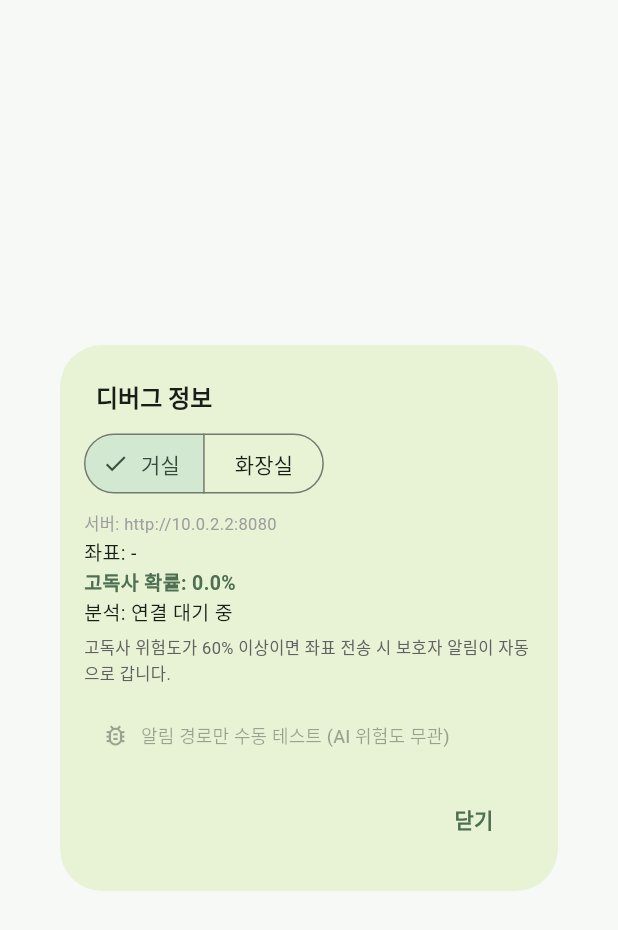
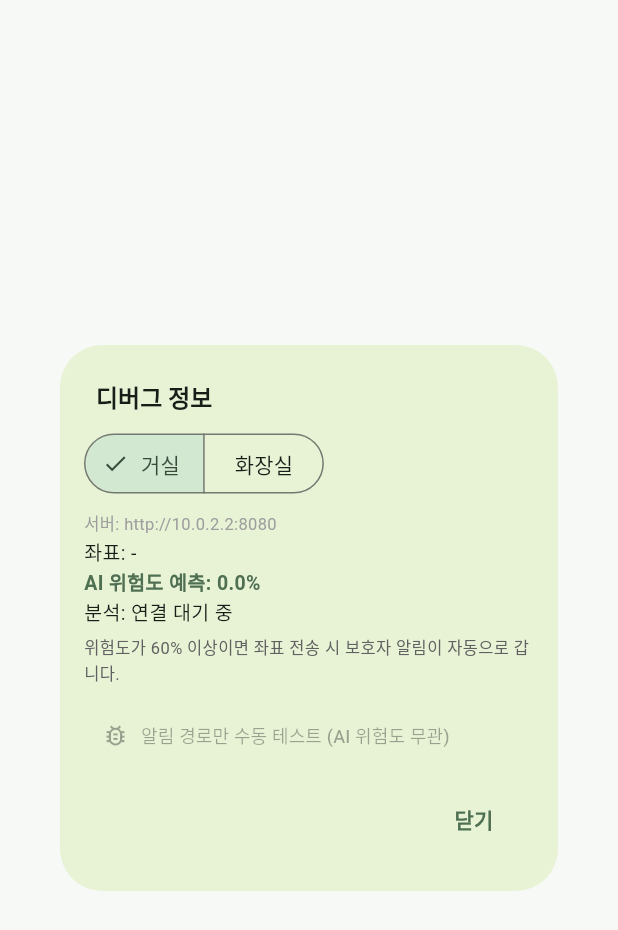
Before and after one commit to jjks7021/monitoring-server, a Flutter app: the PatientDebugDialog widget shown alone on an empty page, opened directly, on a phone screen of 412 x 824 dp. Shown: the top 930 px of the screen. Run offline on Flutter 3.47's test engine with Material 3 defaults, Android fonts, the phone set to English and light mode, and no system bars; our stand-ins replace camera, dio, permission_handler, shared_preferences, table_calendar; missing offline and left inert: google_mlkit_pose_detection, stomp_dart_client; accounts and stored records are empty; Roboto replaces fonts that are missing (KCC-Hanbit).

Commit message:
거의 최종

```diff
--- a/app/lib/screens/guardian_home_screen.dart
+++ b/app/lib/screens/guardian_home_screen.dart
@@ -233,7 +233,7 @@ class _GuardianHomeScreenState extends State<GuardianHomeScreen> {
               ),
               const SizedBox(height: 12),
               Text(
-                '고독사 위험도: ${(_probability * 100).toStringAsFixed(1)}%',
+                'AI 위험도 예측: ${(_probability * 100).toStringAsFixed(1)}%',
                 style: TextStyle(
                   fontSize: 18,
                   fontWeight: FontWeight.bold,
--- a/app/lib/screens/patient_monitor_screen.dart
+++ b/app/lib/screens/patient_monitor_screen.dart
@@ -286,7 +286,7 @@ class _PatientMonitorScreenState extends State<PatientMonitorScreen> {
           ScaffoldMessenger.of(context).showSnackBar(
             SnackBar(
               content: Text(
-                '고독사 위험도 ${pct.toStringAsFixed(0)}% → 보호자 자동 알림 조건 충족',
+                '위험도 ${pct.toStringAsFixed(0)}% 이상 → 보호자 자동 알림 전송 조건 충족',
               ),
               backgroundColor: Colors.red.shade700,
             ),
@@ -522,7 +522,7 @@ class PatientDebugDialog extends StatelessWidget {
                   Text('좌표 출처: ${PatientDebugStore.coordSource.value}', style: const TextStyle(fontSize: 11, color: Colors.grey)),
                 Text('좌표: ${PatientDebugStore.coords.value}', style: const TextStyle(fontSize: 13)),
                 Text(
-                  '고독사 확률: ${(PatientDebugStore.probability.value * 100).toStringAsFixed(1)}%',
+                  'AI 위험도 예측: ${(PatientDebugStore.probability.value * 100).toStringAsFixed(1)}%',
                   style: const TextStyle(color: subGreen, fontWeight: FontWeight.bold, fontSize: 13),
                 ),
                 Text('분석: ${PatientDebugStore.summary.value}', style: const TextStyle(fontSize: 13)),
@@ -538,7 +538,7 @@ class PatientDebugDialog extends StatelessWidget {
                   ),
                 const SizedBox(height: 6),
                 Text(
-                  '고독사 위험도가 ${PatientDebugStore.aiAlertThresholdPercent.value.toStringAsFixed(0)}% 이상이면 '
+                  '위험도가 ${PatientDebugStore.aiAlertThresholdPercent.value.toStringAsFixed(0)}% 이상이면 '
                   '좌표 전송 시 보호자 알림이 자동으로 갑니다.',
                   style: TextStyle(fontSize: 11, color: Colors.grey.shade700),
                 ),
```
